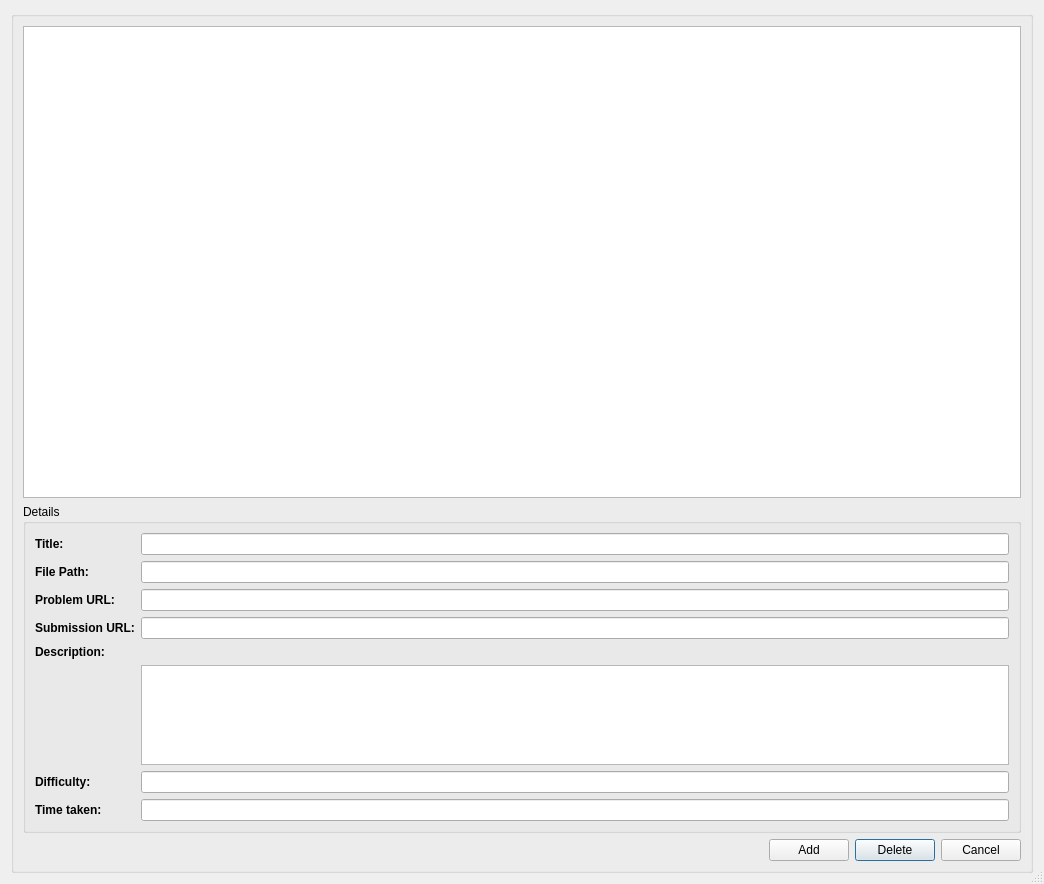
Qt form ui/problemDialog.ui (hitanshu-mehta/cpeditor) before a commit.
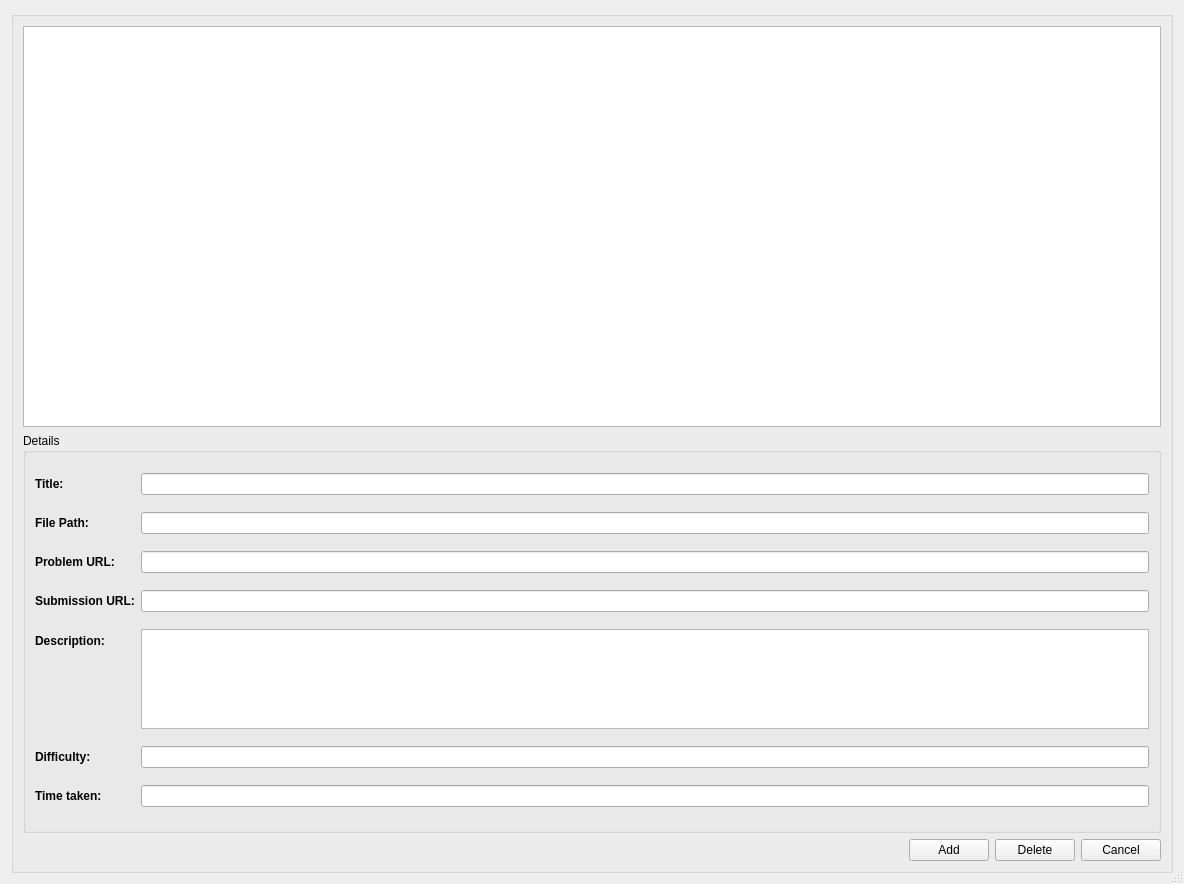
The same form after that commit.

Commit message: Render Description Column in markdown

Diff of the .ui file:
```diff
--- a/ui/problemDialog.ui
+++ b/ui/problemDialog.ui
@@ -6,7 +6,7 @@
    <rect>
     <x>0</x>
     <y>0</y>
-    <width>1044</width>
+    <width>1184</width>
     <height>884</height>
    </rect>
   </property>
@@ -157,49 +157,36 @@
            </property>
           </widget>
          </item>
-         <item row="7" column="1">
-          <widget class="QTextEdit" name="descriptionEdit">
-           <property name="sizePolicy">
-            <sizepolicy hsizetype="Expanding" vsizetype="Fixed">
-             <horstretch>0</horstretch>
-             <verstretch>0</verstretch>
-            </sizepolicy>
-           </property>
-           <property name="maximumSize">
-            <size>
-             <width>16777215</width>
-             <height>100</height>
-            </size>
-           </property>
-           <property name="html">
-            <string>&lt;!DOCTYPE HTML PUBLIC &quot;-//W3C//DTD HTML 4.0//EN&quot; &quot;http://www.w3.org/TR/REC-html40/strict.dtd&quot;&gt;
-&lt;html&gt;&lt;head&gt;&lt;meta name=&quot;qrichtext&quot; content=&quot;1&quot; /&gt;&lt;style type=&quot;text/css&quot;&gt;
-p, li { white-space: pre-wrap; }
-&lt;/style&gt;&lt;/head&gt;&lt;body style=&quot; font-family:'Noto Sans'; font-size:15pt; font-weight:400; font-style:normal;&quot;&gt;
-&lt;p style=&quot;-qt-paragraph-type:empty; margin-top:0px; margin-bottom:0px; margin-left:0px; margin-right:0px; -qt-block-indent:0; text-indent:0px;&quot;&gt;&lt;br /&gt;&lt;/p&gt;&lt;/body&gt;&lt;/html&gt;</string>
-           </property>
-          </widget>
-         </item>
-         <item row="8" column="0">
+         <item row="7" column="0">
           <widget class="QLabel" name="difficultyLabel">
            <property name="text">
             <string>&lt;html&gt;&lt;head/&gt;&lt;body&gt;&lt;p&gt;&lt;span style=&quot; font-weight:600;&quot;&gt;Difficulty:&lt;/span&gt;&lt;/p&gt;&lt;/body&gt;&lt;/html&gt;</string>
            </property>
           </widget>
          </item>
-         <item row="8" column="1">
+         <item row="7" column="1">
           <widget class="QLineEdit" name="difficultyEdit"/>
          </item>
-         <item row="9" column="0">
+         <item row="8" column="0">
           <widget class="QLabel" name="timeTakenLabel">
            <property name="text">
             <string>&lt;html&gt;&lt;head/&gt;&lt;body&gt;&lt;p&gt;&lt;span style=&quot; font-weight:600;&quot;&gt;Time taken:&lt;/span&gt;&lt;/p&gt;&lt;/body&gt;&lt;/html&gt;</string>
            </property>
           </widget>
          </item>
-         <item row="9" column="1">
+         <item row="8" column="1">
           <widget class="QLineEdit" name="timeTakenEdit"/>
          </item>
+         <item row="5" column="1">
+          <widget class="QPlainTextEdit" name="descriptionEdit">
+           <property name="maximumSize">
+            <size>
+             <width>16777215</width>
+             <height>100</height>
+            </size>
+           </property>
+          </widget>
+         </item>
         </layout>
        </widget>
       </item>
@@ -239,6 +226,9 @@
           <property name="text">
            <string>Delete</string>
           </property>
+          <property name="autoDefault">
+           <bool>false</bool>
+          </property>
          </widget>
         </item>
         <item>
@@ -246,6 +236,9 @@
           <property name="text">
            <string>Cancel</string>
           </property>
+          <property name="autoDefault">
+           <bool>false</bool>
+          </property>
          </widget>
         </item>
        </layout>
```
Left out of the diff: 6 changed lines with no effect on the pictures. The commit also changes 4 other files.
